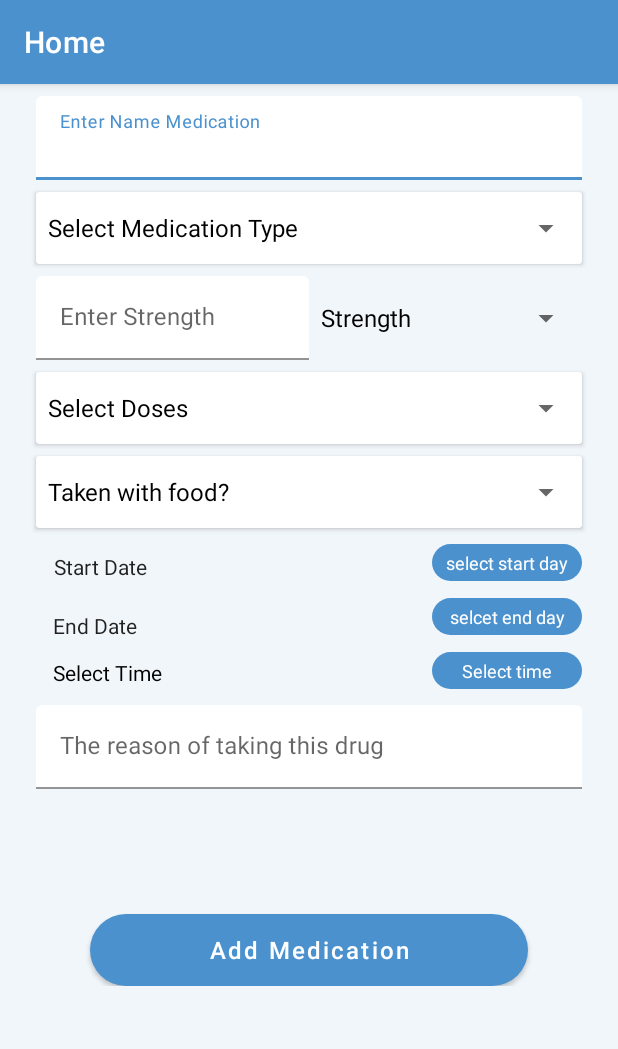
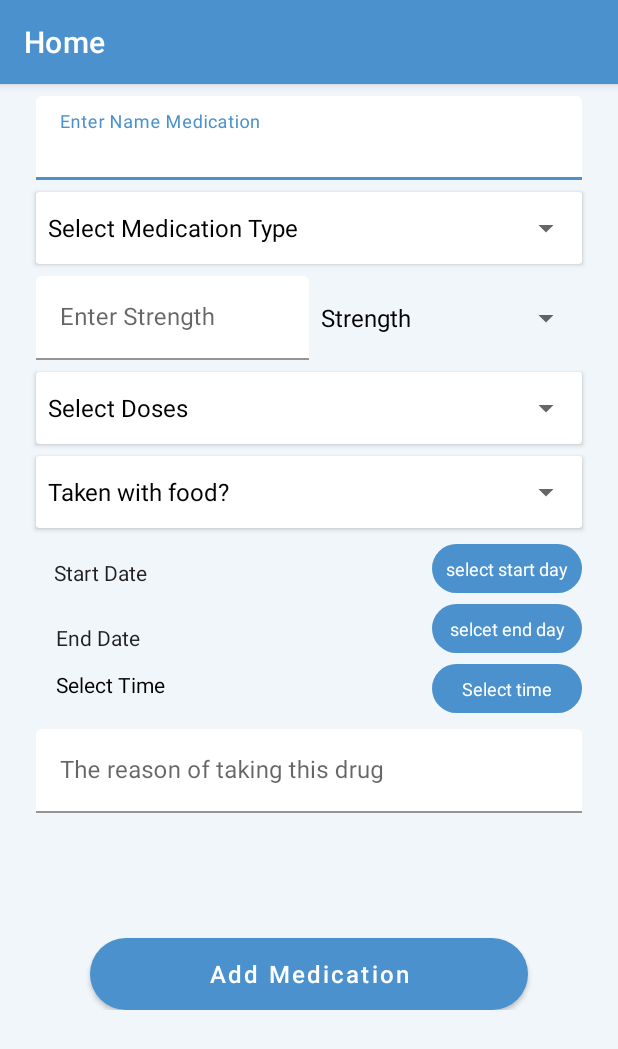
Before and after one commit to mahmoudmorsy201/Aurora, an Android app: the AddMedicineActivity screen opened directly, with no data from a screen before it, on a phone screen of 412 x 824 dp. Shown: the top 1049 px of the screen. Run offline under Robolectric (Android 15) with nearby library versions, the phone set to English and light mode, and no system bars; our stand-ins replace RxJava.

Commit message:
improve UI

```diff
--- a/Aurora/app/src/main/res/layout/item_add_medication.xml
+++ b/Aurora/app/src/main/res/layout/item_add_medication.xml
@@ -140,9 +140,9 @@
             android:layout_height="wrap_content"
             android:layout_marginTop="12dp"
             android:paddingStart="0dp"
-            android:paddingTop="4dp"
-            android:paddingEnd="4dp"
-            android:paddingBottom="4dp"
+            android:paddingTop="8dp"
+            android:paddingEnd="8dp"
+            android:paddingBottom="8dp"
             android:text="@string/start_date"
             app:layout_constraintEnd_toEndOf="@+id/recurrencyAddMedication_cardview"
             app:layout_constraintHorizontal_bias="0.0"
@@ -157,7 +157,7 @@
             android:background="@drawable/button_add_medication"
             android:gravity="center"
             android:hint="@string/select_start_day_hint"
-            android:padding="4dp"
+            android:padding="8dp"
             android:textColor="@color/white"
             android:textColorHint="@color/white"
             android:textSize="12sp"
@@ -171,6 +171,7 @@
         <TextView
             android:id="@+id/endDate_textView"
             style="@style/timeTextview"
+
             android:layout_width="wrap_content"
             android:layout_height="wrap_content"
             android:layout_marginTop="12dp"
@@ -185,10 +186,11 @@
             android:id="@+id/endDatePicker_textview"
             android:layout_width="100dp"
             android:layout_height="wrap_content"
+
             android:background="@drawable/button_add_medication"
             android:gravity="center"
             android:hint="@string/selcet_end_day_hint"
-            android:padding="4dp"
+            android:padding="8dp"
             android:textColor="@color/white"
             android:textColorHint="@color/white"
             android:textSize="12sp"
@@ -203,6 +205,7 @@
             android:layout_height="wrap_content"
             android:layout_marginTop="4dp"
             android:paddingTop="4dp"
+
             android:paddingBottom="4dp"
             android:text="@string/select_time"
             android:textColor="@color/black"
@@ -219,7 +222,7 @@
             android:gravity="center"
             android:hint="@string/select_time_hint"
 
-            android:padding="4dp"
+            android:padding="8dp"
             android:textColor="@color/white"
             android:textColorHint="@color/white"
             android:textSize="12sp"
@@ -231,6 +234,7 @@
         <com.google.android.material.textfield.TextInputLayout
             android:id="@+id/reasonOfTakingTextView"
             style="@style/inputEditText"
+            android:layout_marginTop="16dp"
             app:layout_constraintEnd_toEndOf="@+id/cardView"
             app:layout_constraintStart_toStartOf="@+id/cardView"
             app:layout_constraintTop_toBottomOf="@+id/selectTime_textView3">
```
Also changed, not shown: Aurora/app/src/main/res/values/themes.xml (+9 -0 lines).
